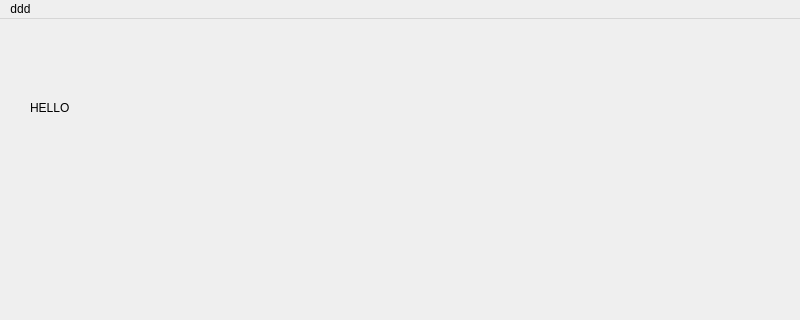
This is src/mainwindow.ui in try-hard-factory/familiar as Qt 5 draws it before an edit; both pictures show x 0 to 800 and y 0 to 320 of the 800 by 600 pixel window. The edited form follows.
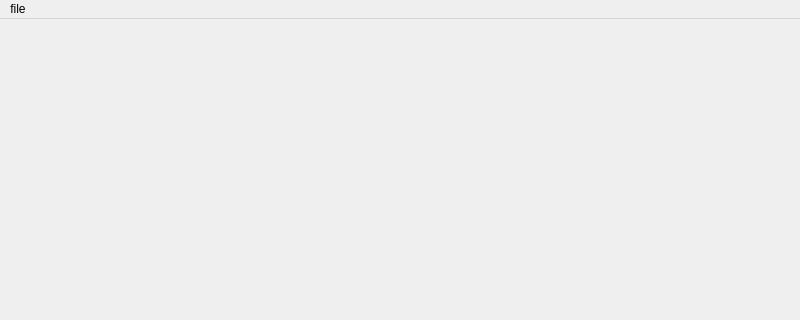
This is the edited form.

```diff
--- a/src/mainwindow.ui
+++ b/src/mainwindow.ui
@@ -13,21 +13,8 @@
   <property name="windowTitle">
    <string>MainWindow</string>
   </property>
-  <widget class="QWidget" name="centralwidget">
-   <widget class="QLabel" name="label">
-    <property name="geometry">
-     <rect>
-      <x>30</x>
-      <y>80</y>
-      <width>67</width>
-      <height>17</height>
-     </rect>
-    </property>
-    <property name="text">
-     <string>HELLO</string>
-    </property>
-   </widget>
-  </widget>
+  <widget class="QWidget" name="centralwidget"/>
+  <widget class="QStatusBar" name="statusbar"/>
   <widget class="QMenuBar" name="menubar">
    <property name="geometry">
     <rect>
@@ -37,13 +24,13 @@
      <height>22</height>
     </rect>
    </property>
-   <widget class="QMenu" name="menuddd">
+   <widget class="QMenu" name="menu">
     <property name="title">
-     <string>ddd</string>
+     <string>file</string>
     </property>
     <addaction name="actiongggg"/>
    </widget>
-   <addaction name="menuddd"/>
+   <addaction name="menu"/>
   </widget>
   <widget class="QStatusBar" name="statusbar"/>
   <action name="actiongggg">
```
Left out of the diff: 13 changed lines with no effect on the pictures.
